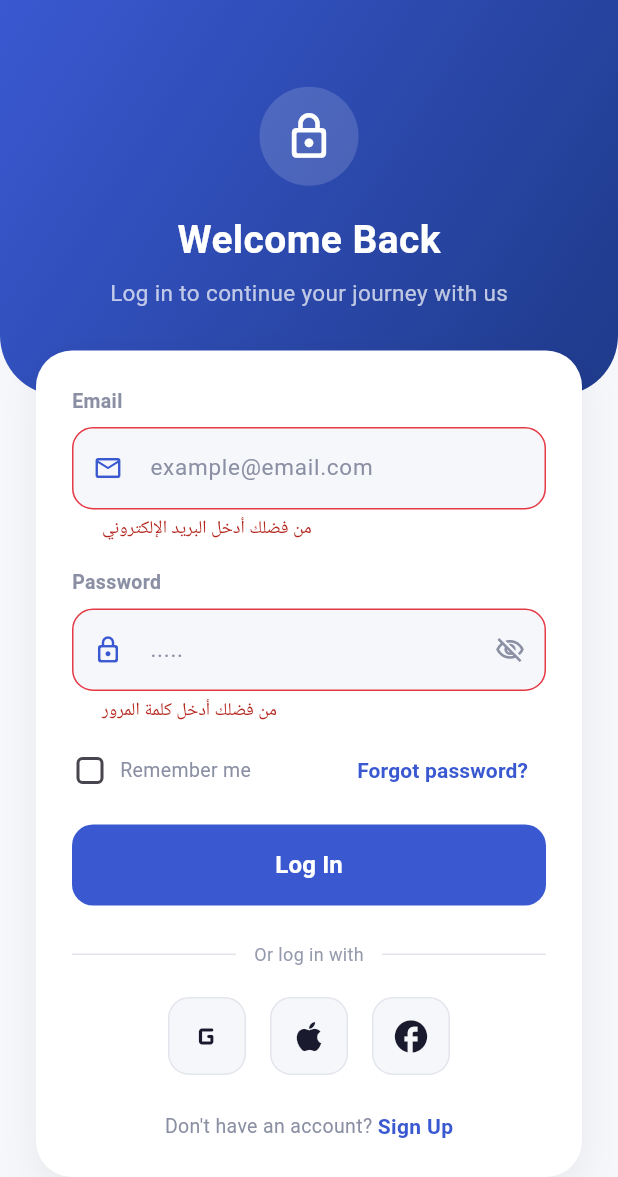
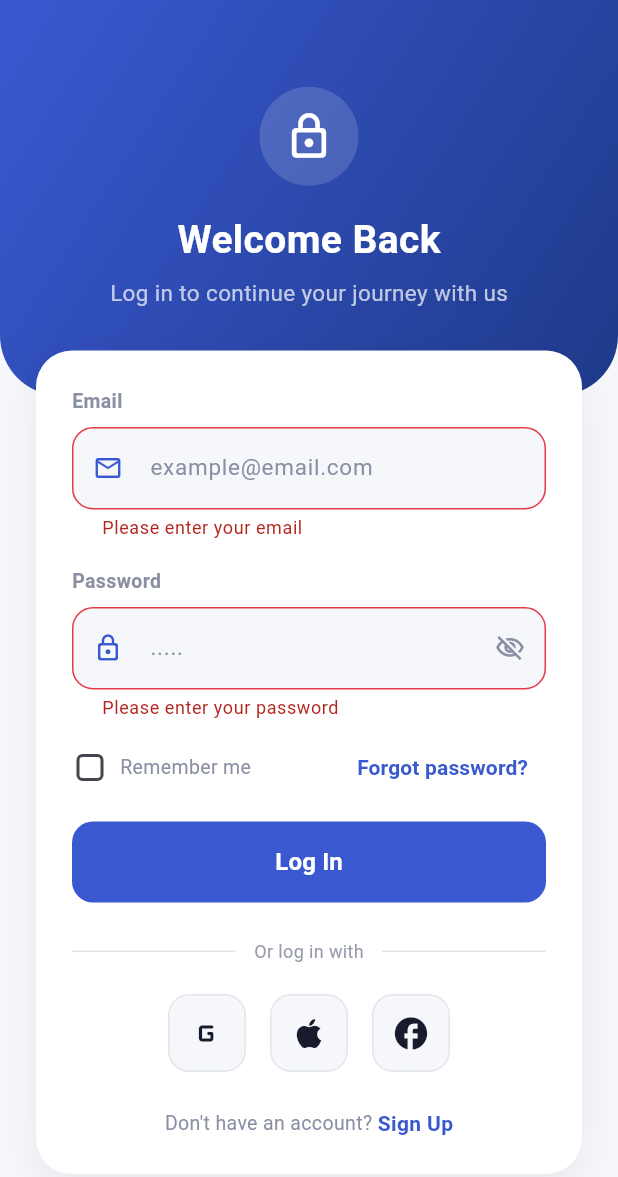
Before and after one commit to yousseff-hassan/login, a Flutter app: the screen it shows after launch, after a tap on "Log In", on a phone screen of 412 x 824 dp. Shown: the top 1177 px of the screen. Run offline on Flutter 3.47's test engine with Material 3 defaults, Android fonts, the phone set to English and light mode, and no system bars.

Commit message:
Refactor: Translate validation messages to English

```diff
--- a/lib/core/utils/validators.dart
+++ b/lib/core/utils/validators.dart
@@ -1,24 +1,23 @@
-
 class Validators {
   Validators._();
 
   static String? validateEmail(String? value) {
     if (value == null || value.trim().isEmpty) {
-      return 'من فضلك أدخل البريد الإلكتروني';
+      return 'Please enter your email';
     }
     final emailRegex = RegExp(r'^[\w.+-]+@[\w-]+\.[a-zA-Z]{2,}$');
     if (!emailRegex.hasMatch(value.trim())) {
-      return 'صيغة البريد الإلكتروني غير صحيحة';
+      return 'Please enter a valid email address';
     }
     return null;
   }
 
   static String? validatePassword(String? value) {
     if (value == null || value.isEmpty) {
-      return 'من فضلك أدخل كلمة المرور';
+      return 'Please enter your password';
     }
     if (value.length < 6) {
-      return 'كلمة المرور يجب ألا تقل عن 6 أحرف';
+      return 'Password must be at least 6 characters long';
     }
     return null;
   }
```
